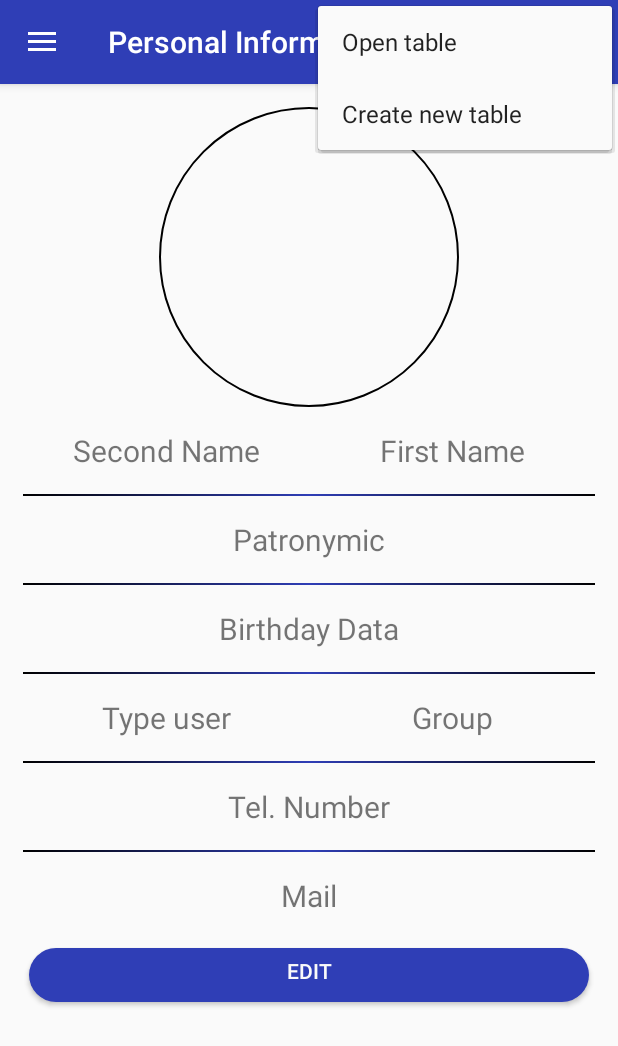
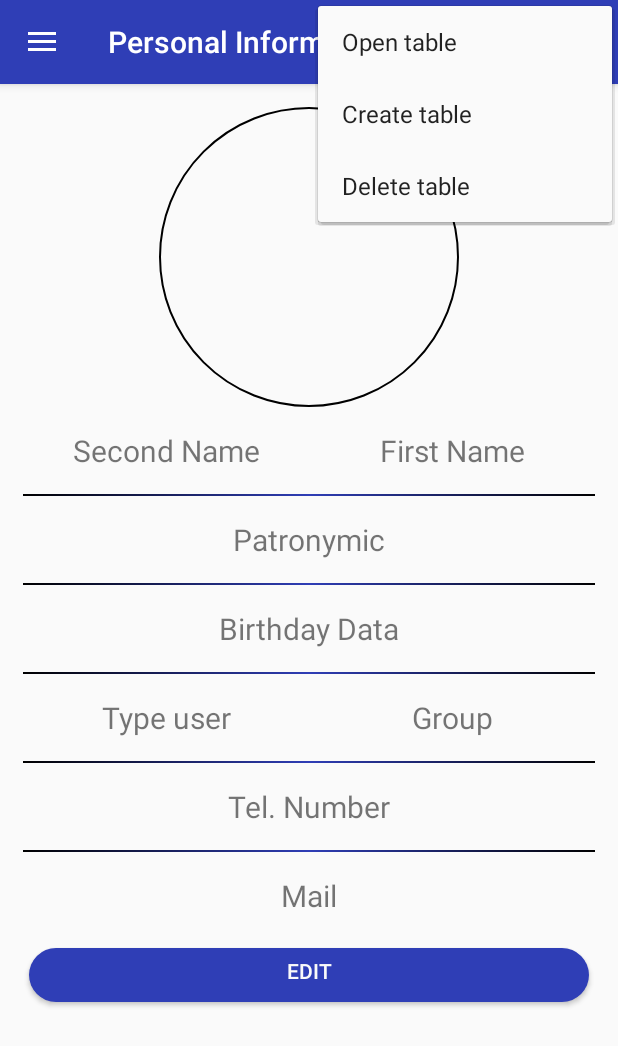
Before and after one commit to nazarenko-by/EasyRegister, an Android app: the screen it shows after launch (MainActivity), with the options menu open, on a phone screen of 412 x 824 dp. Shown: the top 1046 px of the screen. Run offline under Robolectric (Android 15) with nearby library versions, the phone set to English and light mode, and no system bars; our stand-ins replace navigation-ui.

Commit message:
create alertDialog and function to delete table

```diff
--- a/app/src/main/res/menu/main.xml
+++ b/app/src/main/res/menu/main.xml
@@ -11,4 +11,9 @@
         android:orderInCategory="100"
         android:title="@string/action_create"
         app:showAsAction="never" />
+    <item
+        android:id="@+id/action_delete"
+        android:orderInCategory="100"
+        android:title="@string/action_delete"
+        app:showAsAction="never"/>
 </menu>
--- a/app/src/main/res/values/strings.xml
+++ b/app/src/main/res/values/strings.xml
@@ -8,7 +8,8 @@
 
     <!-- Action menu -->
     <string name="action_open">Open table</string>
-    <string name="action_create">Create new table</string>
+    <string name="action_create">Create table</string>
+    <string name="action_delete">Delete table</string>
 
     <!-- Navigation menu -->
     <string name="menu_per_inf">Personal Information</string>
```
Also changed, not shown: app/src/main/java/com/nazarenko_by/easyregister/MainActivity.java (+49 -5 lines), 1 other file.
